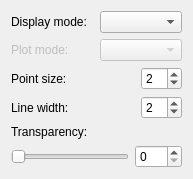
berndhahnebach/All_FreeCAD, file src/Gui/TaskView/TaskAppearance.ui: the form before one commit.
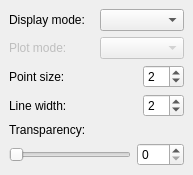
The form after the commit.

Commit message: + re-save ui file with Qt Designer 4.2.2

```diff
--- a/src/Gui/TaskView/TaskAppearance.ui
+++ b/src/Gui/TaskView/TaskAppearance.ui
@@ -13,6 +13,12 @@
    <string>Form</string>
   </property>
   <layout class="QVBoxLayout" >
+   <property name="margin" >
+    <number>9</number>
+   </property>
+   <property name="spacing" >
+    <number>6</number>
+   </property>
    <item>
     <layout class="QHBoxLayout" >
      <property name="spacing" >
@@ -225,7 +231,9 @@
      <item>
       <widget class="QSpinBox" name="spinTransparency" >
        <property name="sizePolicy" >
-        <sizepolicy vsizetype="Fixed" hsizetype="Fixed" >
+        <sizepolicy>
+         <hsizetype>0</hsizetype>
+         <vsizetype>0</vsizetype>
          <horstretch>0</horstretch>
          <verstretch>0</verstretch>
         </sizepolicy>
```
Left out of the diff: 91 changed lines with no effect on the pictures.
